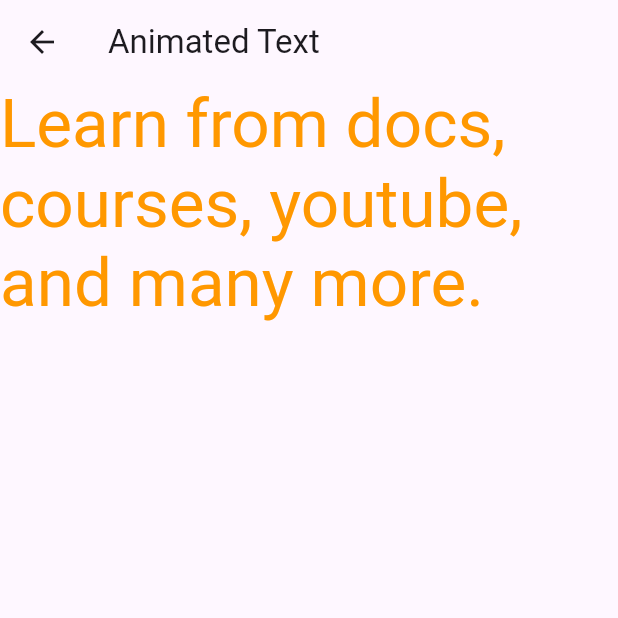
After one commit to darshitsoftrefine/animation, a Flutter app: the screen it shows after launch, after a tap on the "animation" icon, on a phone screen of 412 x 824 dp, the top half of it. The commit adds this screen. Run offline on Flutter 3.47's test engine with Material 3 defaults, Android fonts, the light colour scheme and no system bars; drawn by our look-alikes of animated_text_kit.

Commit message:
implemented animated text

```diff
--- /dev/null
+++ b/lib/animated_text.dart
@@ -0,0 +1,35 @@
+import 'package:animated_text_kit/animated_text_kit.dart';
+import 'package:flutter/material.dart';
+
+class AnimatedText extends StatelessWidget {
+  const AnimatedText({super.key});
+
+  @override
+  Widget build(BuildContext context) {
+    return Scaffold(
+      appBar: AppBar(
+        title: Text("Animated Text"),
+      ),
+      body: SizedBox(
+        height: 205,
+        child: DefaultTextStyle(
+          style: TextStyle(
+            color: Colors.orange,
+            fontSize: 45,
+          ),
+          child: Column(
+            children: [
+              AnimatedTextKit(
+                repeatForever: false,
+                isRepeatingAnimation: false,
+                animatedTexts: [
+                  TyperAnimatedText('Learn from docs, courses, youtube, and many more.'),
+                ],
+              ),
+            ],
+          ),
+        ),
+      ),
+    );
+  }
+}
--- a/lib/home_page.dart
+++ b/lib/home_page.dart
@@ -1,4 +1,5 @@
 import 'package:flutter/material.dart';
+import 'package:implement_animation/animated_text.dart';
 import 'package:implement_animation/flip_animation.dart';
 
 class MyHomePage extends StatefulWidget {
@@ -30,7 +31,6 @@
               width: selected ? 200.0 : 100.0,
               height: selected ? 100.0 : 200.0,
               color: selected ? Colors.red : Colors.blue,
-              //alignment: selected ? Alignment.center : AlignmentDirectional.topStart,
               duration: const Duration(seconds: 2),
               curve: Curves.fastOutSlowIn,
               child: const FlutterLogo(size: 75),
@@ -56,27 +56,15 @@
           ),
         ),
       ),
-      // floatingActionButton: GestureDetector(
-      //   onTap: () {Navigator.pop(context);},
-      //   child: Hero(
-      //     tag: "DemoTag",
-      //     child: Icon(
-      //       Icons.add,
-      //       size: 150.0,
-      //     ),
-      //     flightShuttleBuilder: (flightContext, animation, direction,
-      //         fromContext, toContext) {
-      //       return Icon(Icons.rocket, size: 150.0,);
-      //     },
-      //     placeholderBuilder: (context, size, widget) {
-      //       return Container(
-      //         height: 150.0,
-      //         width: 150.0,
-      //         child: CircularProgressIndicator(),
-      //       );
-      //     },
-      //   ),
-      // ),
+      floatingActionButton: FloatingActionButton(
+        onPressed: () {  Navigator.push(
+                 context,
+            MaterialPageRoute(builder: (context) => const AnimatedText()),
+        );
+    },
+        child: Icon(Icons.animation),
+      ),
+      floatingActionButtonLocation: FloatingActionButtonLocation.endFloat,
     );
   }
 }
--- a/pubspec.yaml
+++ b/pubspec.yaml
@@ -35,6 +35,7 @@
   # The following adds the Cupertino Icons font to your application.
   # Use with the CupertinoIcons class for iOS style icons.
   cupertino_icons: ^1.0.2
+  animated_text_kit: ^4.2.2
 
 dev_dependencies:
   flutter_test:
```
Also changed, not shown: pubspec.lock.
